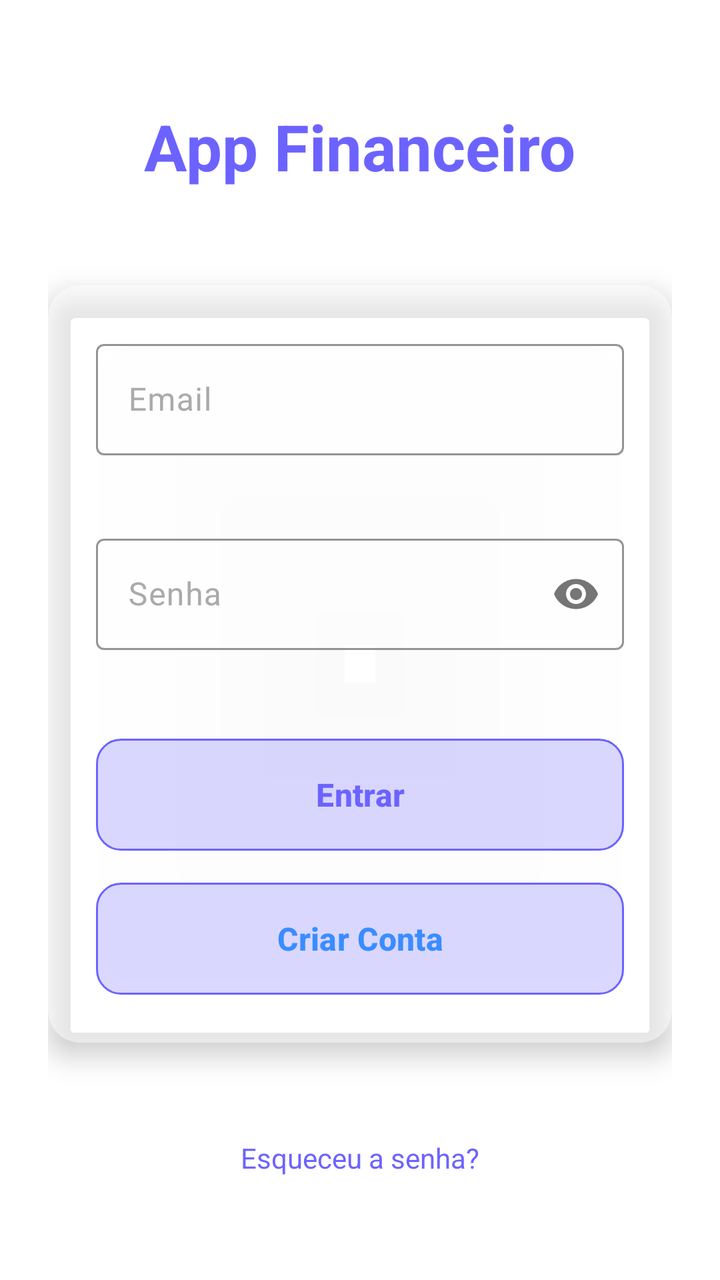
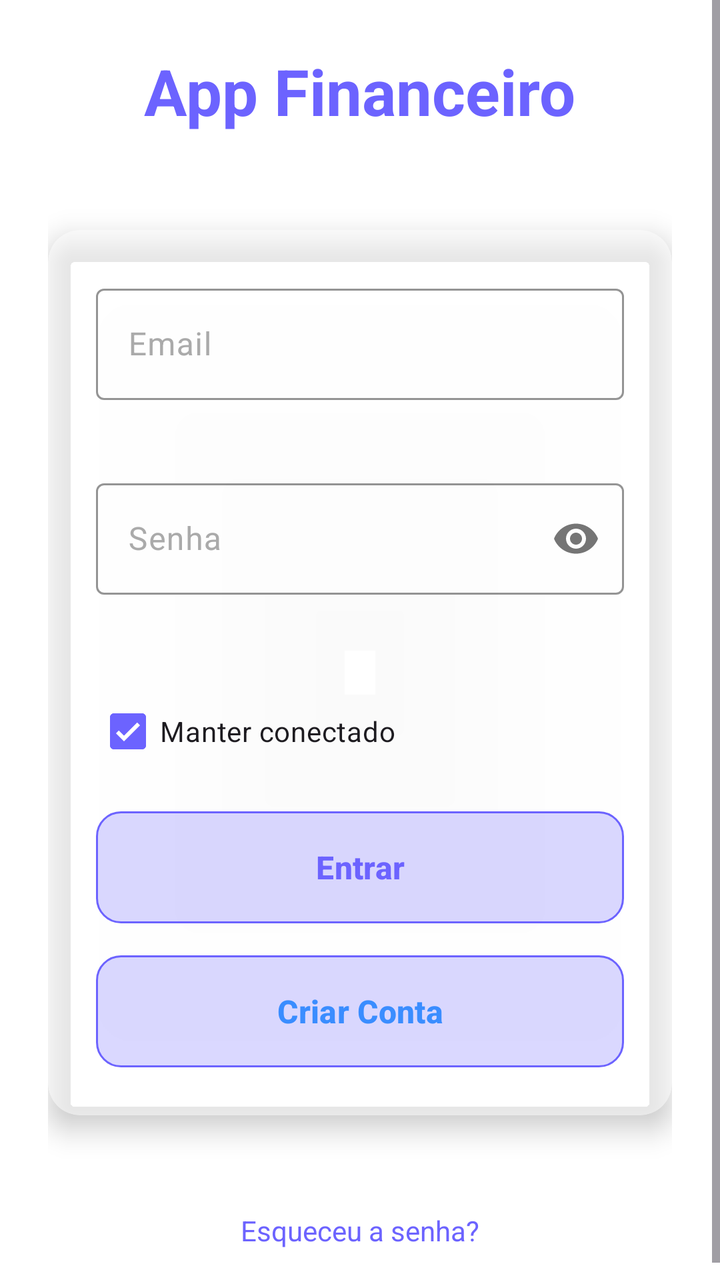

Screens rendered from an Android XML layout before and after an edit, with the pre-edit source and the edit as a unified diff.
<!-- AndroidManifest.xml: activity theme Theme.Appfinanceiro -->
<!-- res/layout/activity_login.xml -->
<?xml version="1.0" encoding="utf-8"?>
<androidx.coordinatorlayout.widget.CoordinatorLayout xmlns:android="http://schemas.android.com/apk/res/android"
    xmlns:app="http://schemas.android.com/apk/res-auto"
    xmlns:tools="http://schemas.android.com/tools"
    android:layout_width="match_parent"
    android:layout_height="match_parent"
    android:background="@android:color/white"
    tools:context=".ui.auth.LoginActivity">

    
    <ScrollView
        android:layout_width="match_parent"
        android:layout_height="match_parent"
        android:fillViewport="true">

        <LinearLayout
            android:layout_width="match_parent"
            android:layout_height="wrap_content"
            android:orientation="vertical"
            android:padding="24dp"
            android:gravity="center">

            
            <TextView
                android:layout_width="wrap_content"
                android:layout_height="wrap_content"
                android:text="App Financeiro"
                android:textSize="32sp"
                android:textStyle="bold"
                android:textColor="@color/primary_purple"
                android:layout_marginBottom="48dp"
                android:fontFamily="sans-serif" />

            
            <androidx.cardview.widget.CardView
                android:layout_width="match_parent"
                android:layout_height="wrap_content"
                android:layout_marginBottom="32dp"
                style="@style/GlassCard"
                app:cardCornerRadius="16dp"
                app:cardElevation="8dp"
                app:cardBackgroundColor="@color/glass_white_translucent">

                <LinearLayout
                    android:layout_width="match_parent"
                    android:layout_height="wrap_content"
                    android:orientation="vertical"
                    android:padding="24dp">

                    
                    <com.google.android.material.textfield.TextInputLayout
                        android:id="@+id/emailInputLayout"
                        style="@style/GlassTextInput"
                        android:layout_width="match_parent"
                        android:layout_height="wrap_content"
                        android:layout_marginBottom="16dp"
                        android:hint="Email"
                        app:boxBackgroundColor="@color/glass_white_translucent"
                        app:boxStrokeColor="@color/primary_purple"
                        app:errorEnabled="true">

                        <com.google.android.material.textfield.TextInputEditText
                            android:id="@+id/emailEditText"
                            android:layout_width="match_parent"
                            android:layout_height="wrap_content"
                            android:inputType="textEmailAddress"
                            android:textColor="@android:color/black"
                            android:textSize="16sp" />

                    </com.google.android.material.textfield.TextInputLayout>

                    
                    <com.google.android.material.textfield.TextInputLayout
                        android:id="@+id/passwordInputLayout"
                        style="@style/GlassTextInput"
                        android:layout_width="match_parent"
                        android:layout_height="wrap_content"
                        android:layout_marginBottom="24dp"
                        android:hint="Senha"
                        app:boxBackgroundColor="@color/glass_white_translucent"
                        app:boxStrokeColor="@color/primary_purple"
                        app:errorEnabled="true"
                        app:passwordToggleEnabled="true">

                        <com.google.android.material.textfield.TextInputEditText
                            android:id="@+id/passwordEditText"
                            android:layout_width="match_parent"
                            android:layout_height="wrap_content"
                            android:inputType="textPassword"
                            android:textColor="@android:color/black"
                            android:textSize="16sp" />

                    </com.google.android.material.textfield.TextInputLayout>

                    
                    <com.google.android.material.button.MaterialButton
                        android:id="@+id/loginButton"
                        android:layout_width="match_parent"
                        android:layout_height="56dp"
                        android:layout_marginBottom="16dp"
                        android:background="@drawable/glass_button_background"
                        android:text="Entrar"
                        android:textColor="@color/primary_purple"
                        android:textSize="16sp"
                        android:textStyle="bold"
                        app:cornerRadius="12dp"
                        app:elevation="4dp" />

                    
                    <com.google.android.material.button.MaterialButton
                        android:id="@+id/registerButton"
                        android:layout_width="match_parent"
                        android:layout_height="56dp"
                        android:background="@drawable/glass_button_background"
                        android:text="Criar Conta"
                        android:textColor="@color/primary_blue"
                        android:textSize="16sp"
                        android:textStyle="bold"
                        app:cornerRadius="12dp"
                        app:elevation="4dp" />

                </LinearLayout>

            </androidx.cardview.widget.CardView>

            
            <TextView
                android:layout_width="wrap_content"
                android:layout_height="wrap_content"
                android:text="Esqueceu a senha?"
                android:textColor="@color/primary_purple"
                android:textSize="14sp"
                android:clickable="true"
                android:focusable="true"
                android:background="?android:attr/selectableItemBackgroundBorderless"
                android:layout_marginTop="16dp" />

        </LinearLayout>

    </ScrollView>

    
    <ProgressBar
        android:id="@+id/progressBar"
        android:layout_width="wrap_content"
        android:layout_height="wrap_content"
        android:layout_gravity="center"
        android:indeterminate="true"
        android:indeterminateTint="@color/primary_purple"
        android:visibility="gone" />

</androidx.coordinatorlayout.widget.CoordinatorLayout>
<!-- resources referenced by this layout -->
<resources>
  <color name="glass_white_translucent">#80FFFFFF</color>
  <color name="primary_blue">#3A8DFF</color>
  <color name="primary_purple">#6C63FF</color>
  <!-- drawable glass_button_background (drawable) -->
  <?xml version="1.0" encoding="utf-8"?>
  <shape xmlns:android="http://schemas.android.com/apk/res/android"
      android:shape="rectangle">
  
      
      <solid android:color="@color/glass_white_translucent" />
  
      
      <corners android:radius="12dp" />
  
      
      <stroke
          android:width="1dp"
          android:color="@color/primary_purple" />
  
      
      <gradient
          android:angle="45"
          android:startColor="@color/glass_white_translucent"
          android:endColor="@color/glass_white_translucent"
          android:type="linear" />
  
  </shape>
  <style name="GlassCard">
          <item name="android:background">@drawable/glass_card_background</item>
          <item name="android:elevation">8dp</item>
          <item name="cardCornerRadius">16dp</item>
          <item name="cardBackgroundColor">@color/glass_white_translucent</item>
      </style>
  <style name="GlassTextInput" parent="Widget.Material3.TextInputLayout.OutlinedBox">
          <item name="boxBackgroundColor">@color/glass_white_translucent</item>
          <item name="boxStrokeColor">@color/primary_purple</item>
          <item name="android:textColorHint">@android:color/darker_gray</item>
      </style>
  <style name="Theme.Appfinanceiro" parent="Theme.Material3.Light.NoActionBar">
          
          <item name="colorPrimary">@color/primary_purple</item>
          <item name="colorOnPrimary">@color/glass_white</item>
          <item name="colorPrimaryContainer">@color/glass_white_translucent</item>
          <item name="colorOnPrimaryContainer">@android:color/black</item>
  
          
          <item name="colorSecondary">@color/primary_blue</item>
          <item name="colorOnSecondary">@color/glass_white</item>
          <item name="colorSecondaryContainer">@color/glass_white_translucent</item>
          <item name="colorOnSecondaryContainer">@android:color/black</item>
  
          
          <item name="colorSurface">@color/glass_white_translucent</item>
          <item name="colorOnSurface">@android:color/black</item>
          <item name="colorSurfaceVariant">@color/glass_white_translucent</item>
          <item name="colorOnSurfaceVariant">@android:color/black</item>
  
          
          <item name="android:windowBackground">@android:color/transparent</item>
          <item name="android:colorBackground">@android:color/white</item>
  
          
          <item name="colorError">@android:color/holo_red_dark</item>
          <item name="colorOnError">@color/glass_white</item>
  
          
          <item name="colorOutline">@color/glass_white_translucent</item>
  
          
          <item name="android:statusBarColor">@android:color/transparent</item>
          <item name="android:windowLightStatusBar">true</item>
  
          
          <item name="android:navigationBarColor">@android:color/white</item>
          <item name="android:windowLightNavigationBar">true</item>
      </style>
  <!-- drawable glass_card_background (drawable) -->
  <?xml version="1.0" encoding="utf-8"?>
  <shape xmlns:android="http://schemas.android.com/apk/res/android"
      android:shape="rectangle">
  
      
      <solid android:color="@color/glass_white_translucent" />
  
      
      <corners android:radius="16dp" />
  
      
      <stroke
          android:width="1dp"
          android:color="@color/primary_purple"
          android:alpha="0.3" />
  
      
      <padding
          android:left="0dp"
          android:top="0dp"
          android:right="0dp"
          android:bottom="0dp" />
  
  </shape>
  <color name="glass_white">#FFFFFF</color>
</resources>

<!-- the commit's change to res/layout/activity_login.xml (unified diff, before → after) -->
@@ -92,6 +92,14 @@
 
                     </com.google.android.material.textfield.TextInputLayout>
 
+                    <com.google.android.material.checkbox.MaterialCheckBox
+                        android:id="@+id/keepConnectedCheckBox"
+                        android:layout_width="wrap_content"
+                        android:layout_height="wrap_content"
+                        android:layout_marginBottom="16dp"
+                        android:checked="true"
+                        android:text="Manter conectado" />
+
                     
                     <com.google.android.material.button.MaterialButton
                         android:id="@+id/loginButton"
